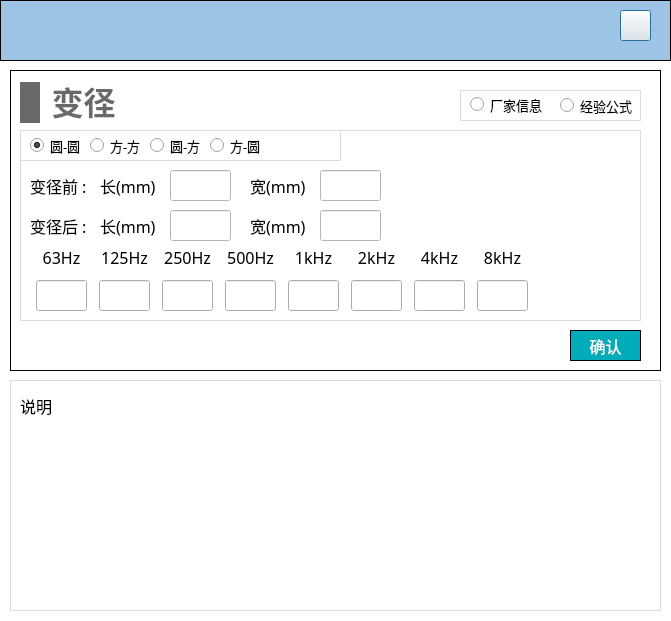
Above: NoiseCalSoft/inputDialog/dialog_reducer.ui from haobana/NoiCal before the change. Below: the same form after it.
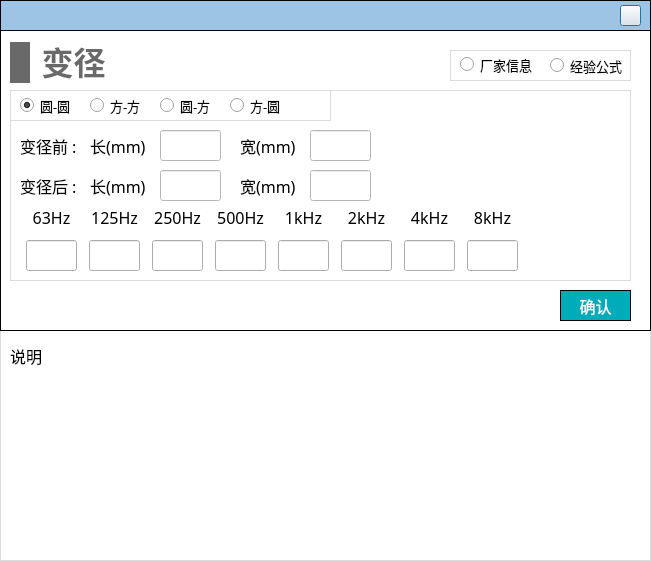
That is the form after the change. The open tabs and pages were chosen to show the change. Icons and pictures are not drawn.

The edit to the form file:
```diff
--- a/NoiseCalSoft/inputDialog/dialog_reducer.ui
+++ b/NoiseCalSoft/inputDialog/dialog_reducer.ui
@@ -6,15 +6,14 @@
    <rect>
     <x>0</x>
     <y>0</y>
-    <width>671</width>
-    <height>621</height>
+    <width>651</width>
+    <height>561</height>
    </rect>
   </property>
-  <property name="minimumSize">
-   <size>
-    <width>671</width>
-    <height>621</height>
-   </size>
+  <property name="font">
+   <font>
+    <family>黑体</family>
+   </font>
   </property>
   <property name="windowTitle">
    <string>Dialog</string>
@@ -42,8 +41,8 @@
     <rect>
      <x>0</x>
      <y>0</y>
-     <width>671</width>
-     <height>61</height>
+     <width>651</width>
+     <height>31</height>
     </rect>
    </property>
    <property name="styleSheet">
@@ -58,9 +57,9 @@
     <property name="geometry">
      <rect>
       <x>620</x>
-      <y>10</y>
-      <width>31</width>
-      <height>31</height>
+      <y>5</y>
+      <width>21</width>
+      <height>21</height>
      </rect>
     </property>
     <property name="styleSheet">
@@ -74,8 +73,8 @@
   <widget class="QStackedWidget" name="stackedWidget_descri">
    <property name="geometry">
     <rect>
-     <x>10</x>
-     <y>380</y>
+     <x>0</x>
+     <y>330</y>
      <width>651</width>
      <height>231</height>
     </rect>
@@ -125,6 +124,7 @@
       </property>
       <property name="font">
        <font>
+        <family>黑体</family>
         <pointsize>12</pointsize>
        </font>
       </property>
@@ -245,8 +245,8 @@
   <widget class="QWidget" name="widget_terminal" native="true">
    <property name="geometry">
     <rect>
-     <x>10</x>
-     <y>70</y>
+     <x>0</x>
+     <y>30</y>
      <width>651</width>
      <height>301</height>
     </rect>
@@ -305,7 +305,7 @@
        </property>
        <property name="font">
         <font>
-         <family>Microsoft YaHei</family>
+         <family>黑体</family>
          <pointsize>-1</pointsize>
         </font>
        </property>
@@ -344,7 +344,7 @@
        </property>
        <property name="font">
         <font>
-         <family>Microsoft YaHei</family>
+         <family>黑体</family>
          <pointsize>-1</pointsize>
         </font>
        </property>
@@ -363,7 +363,7 @@
        </property>
        <property name="font">
         <font>
-         <family>Microsoft YaHei</family>
+         <family>黑体</family>
          <pointsize>-1</pointsize>
         </font>
        </property>
@@ -382,7 +382,7 @@
        </property>
        <property name="font">
         <font>
-         <family>Microsoft YaHei</family>
+         <family>黑体</family>
          <pointsize>-1</pointsize>
         </font>
        </property>
@@ -401,7 +401,7 @@
        </property>
        <property name="font">
         <font>
-         <family>Microsoft YaHei</family>
+         <family>黑体</family>
          <pointsize>-1</pointsize>
         </font>
        </property>
@@ -440,7 +440,7 @@
        </property>
        <property name="font">
         <font>
-         <family>Microsoft YaHei</family>
+         <family>黑体</family>
          <pointsize>-1</pointsize>
         </font>
        </property>
@@ -599,13 +599,13 @@
        <rect>
         <x>10</x>
         <y>0</y>
-        <width>51</width>
+        <width>61</width>
         <height>31</height>
        </rect>
       </property>
       <property name="font">
        <font>
-        <family>Microsoft YaHei</family>
+        <family>黑体</family>
         <pointsize>10</pointsize>
        </font>
       </property>
@@ -619,15 +619,15 @@
      <widget class="QRadioButton" name="radioButton_rect">
       <property name="geometry">
        <rect>
-        <x>70</x>
+        <x>80</x>
         <y>0</y>
-        <width>51</width>
+        <width>61</width>
         <height>31</height>
        </rect>
       </property>
       <property name="font">
        <font>
-        <family>Microsoft YaHei</family>
+        <family>黑体</family>
         <pointsize>10</pointsize>
        </font>
       </property>
@@ -638,15 +638,15 @@
      <widget class="QRadioButton" name="radioButton_rect_2">
       <property name="geometry">
        <rect>
-        <x>130</x>
+        <x>150</x>
         <y>0</y>
-        <width>51</width>
+        <width>61</width>
         <height>31</height>
        </rect>
       </property>
       <property name="font">
        <font>
-        <family>Microsoft YaHei</family>
+        <family>黑体</family>
         <pointsize>10</pointsize>
        </font>
       </property>
@@ -657,15 +657,15 @@
      <widget class="QRadioButton" name="radioButton_rect_3">
       <property name="geometry">
        <rect>
-        <x>190</x>
+        <x>220</x>
         <y>0</y>
-        <width>51</width>
+        <width>61</width>
         <height>31</height>
        </rect>
       </property>
       <property name="font">
        <font>
-        <family>Microsoft YaHei</family>
+        <family>黑体</family>
         <pointsize>10</pointsize>
        </font>
       </property>
@@ -702,7 +702,7 @@
           </property>
           <property name="font">
            <font>
-            <family>Microsoft YaHei</family>
+            <family>黑体</family>
             <pointsize>-1</pointsize>
            </font>
           </property>
@@ -756,7 +756,7 @@
           </property>
           <property name="font">
            <font>
-            <family>Microsoft YaHei</family>
+            <family>黑体</family>
             <pointsize>-1</pointsize>
            </font>
           </property>
@@ -810,7 +810,7 @@
           </property>
           <property name="font">
            <font>
-            <family>Microsoft YaHei</family>
+            <family>黑体</family>
             <pointsize>-1</pointsize>
            </font>
           </property>
@@ -864,7 +864,7 @@
           </property>
           <property name="font">
            <font>
-            <family>Microsoft YaHei</family>
+            <family>黑体</family>
             <pointsize>-1</pointsize>
            </font>
           </property>
@@ -918,7 +918,7 @@
           </property>
           <property name="font">
            <font>
-            <family>Microsoft YaHei</family>
+            <family>黑体</family>
             <pointsize>-1</pointsize>
            </font>
           </property>
@@ -975,7 +975,7 @@
           </property>
           <property name="font">
            <font>
-            <family>Microsoft YaHei</family>
+            <family>黑体</family>
             <pointsize>-1</pointsize>
            </font>
           </property>
@@ -1029,7 +1029,7 @@
           </property>
           <property name="font">
            <font>
-            <family>Microsoft YaHei</family>
+            <family>黑体</family>
             <pointsize>-1</pointsize>
            </font>
           </property>
@@ -1083,7 +1083,7 @@
           </property>
           <property name="font">
            <font>
-            <family>Microsoft YaHei</family>
+            <family>黑体</family>
             <pointsize>-1</pointsize>
            </font>
           </property>
@@ -1133,7 +1133,7 @@
     </property>
     <property name="font">
      <font>
-      <family>Microsoft YaHei</family>
+      <family>黑体</family>
       <pointsize>12</pointsize>
      </font>
     </property>
@@ -1183,7 +1183,7 @@
      </property>
      <property name="font">
       <font>
-       <family>Microsoft YaHei</family>
+       <family>黑体</family>
        <pointsize>10</pointsize>
       </font>
      </property>
@@ -1202,7 +1202,7 @@
      </property>
      <property name="font">
       <font>
-       <family>Microsoft YaHei</family>
+       <family>黑体</family>
        <pointsize>10</pointsize>
       </font>
      </property>
```
Left out of the diff: 29 changed lines with no effect on the pictures.
